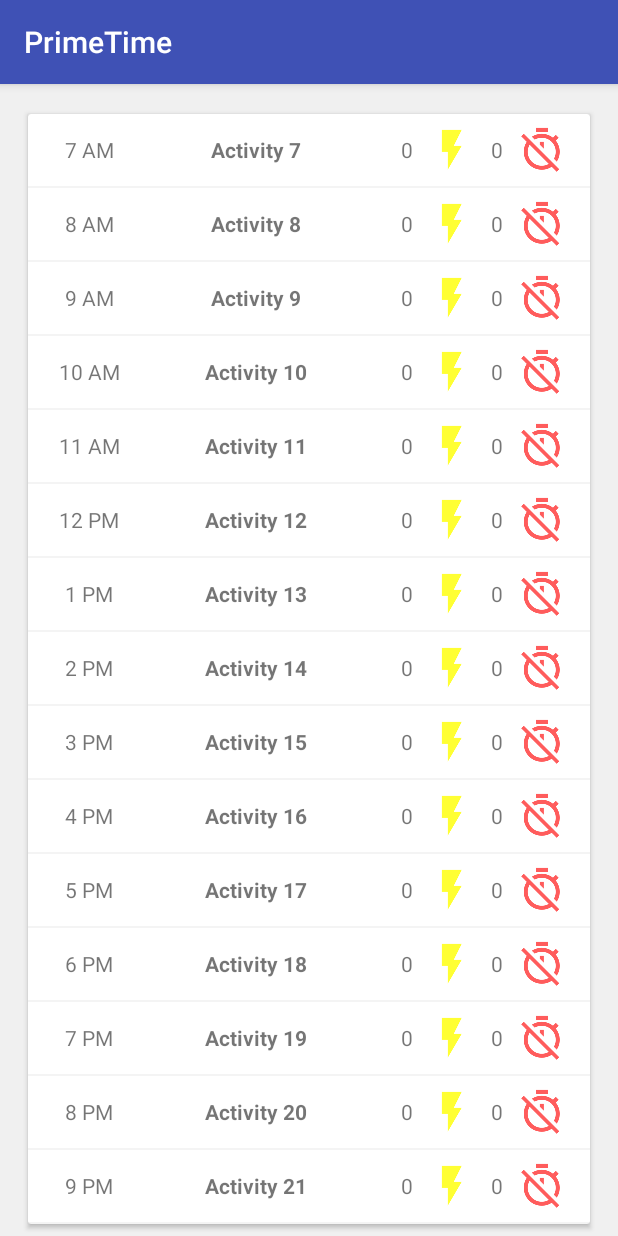
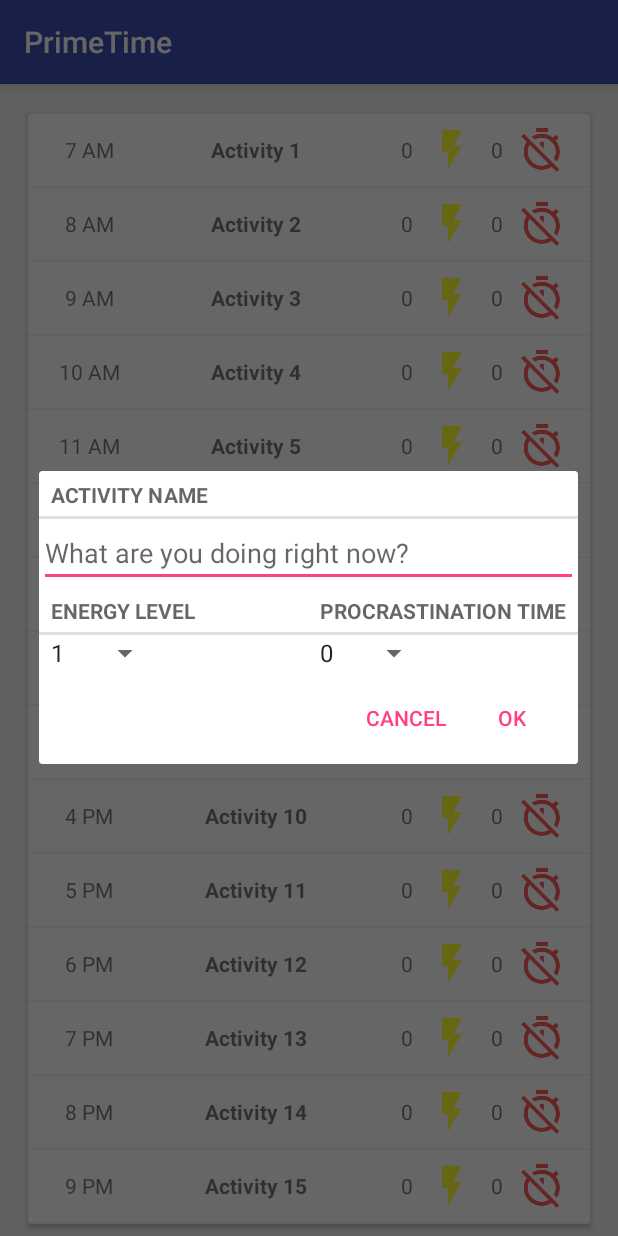
Before and after one commit to ohjoseph/PrimeTime, an Android app: the screen it shows after launch (MainActivity), after a tap on an icon or button, on a phone screen of 412 x 824 dp. Run offline under Robolectric (Android 15) with nearby library versions, the phone set to English and light mode, and no system bars.

Commit message:
Add Dialog Fragment

```diff
--- a/app/build.gradle
+++ b/app/build.gradle
@@ -29,11 +29,11 @@ dependencies {
     compile fileTree(include: ['*.jar'], dir: 'libs')
     compile 'com.android.support.constraint:constraint-layout:1.0.0-alpha1'
     compile 'com.android.support:support-v4:22.2.1'
+    compile 'com.android.support:recyclerview-v7:22.1.0'
+    compile 'com.android.support:cardview-v7:22.2.1'
+    compile 'com.android.support:appcompat-v7:22.2.1'
     testCompile 'junit:junit:4.12'
     androidTestCompile 'com.android.support.test.espresso:espresso-core:2.2.2'
     androidTestCompile 'com.android.support.test:runner:0.5'
     androidTestCompile 'com.android.support:support-annotations:22.2.1'
-    compile 'com.android.support:recyclerview-v7:23.4.0'
-    compile 'com.android.support:cardview-v7:22.2.1'
-    compile 'com.android.support:appcompat-v7:22.2.1'
 }
--- a/app/src/main/java/com/practice/android/primetime/TimeLab.java
+++ b/app/src/main/java/com/practice/android/primetime/TimeLab.java
@@ -46,7 +46,9 @@ public class TimeLab {
      ******/
     public void addTimeSlot(TimeSlot slot) {
         ContentValues values = slot.toContentValues();
-        mDatabase.insert(TimeTable.NAME, null, values);
+
+        // Add to database
+        mDatabase.insertOrThrow(TimeTable.NAME, null, values);
     }
 
     public void updateTimeSlot(TimeSlot slot) {
@@ -54,6 +56,7 @@ public class TimeLab {
         String timeString = slot.getTime() + "";
         ContentValues values = slot.toContentValues();
 
+        // Update the database
         mDatabase.update(TimeTable.NAME,
                 values,
                 TimeTable.Cols.DAY_ID + " = ? AND " + TimeTable.Cols.TIME + " = ?",
@@ -82,10 +85,12 @@ public class TimeLab {
     public List<TimeSlot> getTimeSlots(UUID dayId) {
         List<TimeSlot> slots = new ArrayList<>();
 
+        // Format the query
         String whereClause = TimeTable.Cols.DAY_ID + " = ?";
         String[] whereArgs = new String[] {dayId.toString()};
         TimeCursorWrapper cursor = queryTimeSlots(whereClause, whereArgs);
 
+        // Return a list of all TimeSlots for that day
         try {
             cursor.moveToFirst();
             while (!cursor.isAfterLast()) {
@@ -117,11 +122,11 @@ public class TimeLab {
     private void makeHours() {
         UUID dayId = TimeSlot.TODAY_ID;
         for (int i = 7; i <= 23; i++) {
-            TimeSlot ts = new TimeSlot(dayId, i, "Activity " + i);
+            TimeSlot ts = new TimeSlot(dayId, i, "Activity " + (i-6));
             addTimeSlot(ts);
         }
         for (int i = 0; i < 7; i++) {
-            TimeSlot ts = new TimeSlot(dayId, i, "Activity " + i);
+            TimeSlot ts = new TimeSlot(dayId, i, "Activity " + (i+18));
             addTimeSlot(ts);
         }
     }
--- a/app/src/main/java/com/practice/android/primetime/TimeListFragment.java
+++ b/app/src/main/java/com/practice/android/primetime/TimeListFragment.java
@@ -4,6 +4,7 @@ import android.content.Context;
 import android.net.Uri;
 import android.os.Bundle;
 import android.support.v4.app.Fragment;
+import android.support.v4.app.FragmentManager;
 import android.support.v7.widget.LinearLayoutManager;
 import android.support.v7.widget.RecyclerView;
 import android.view.LayoutInflater;
@@ -15,6 +16,8 @@ import android.widget.Toast;
 import java.util.List;
 
 public class TimeListFragment extends Fragment {
+    public static final int REQUEST_TIME_SLOT = 0;
+    private static final String DIALOG_TIME_SLOT = "dialog_time_slot";
 
     private RecyclerView mRecyclerView;
     private TimeAdapter mAdapter;
@@ -46,12 +49,24 @@ public class TimeListFragment extends Fragment {
         return v;
     }
 
+    @Override
+    public void onPause() {
+        super.onPause();
+    }
+
+    @Override
+    public void onResume() {
+        super.onResume();
+        updateUI();
+    }
+
     /*******
      * RecyclerView Classes
      ********/
     private class TimeHolder extends RecyclerView.ViewHolder
             implements View.OnClickListener {
 
+        private TimeSlot mTimeSlot;
         private TextView mTimeTextView;
         private TextView mActivityTextView;
         private TextView mEnergyTextView;
@@ -72,6 +87,7 @@ public class TimeListFragment extends Fragment {
         }
 
         public void bindTimeHolder(TimeSlot timeSlot) {
+            mTimeSlot = timeSlot;
             mTimeTextView.setText(timeSlot.getTimeString());
             mActivityTextView.setText(timeSlot.getActivity());
             mEnergyTextView.setText("" + timeSlot.getEnergy());
@@ -80,8 +96,11 @@ public class TimeListFragment extends Fragment {
 
         @Override
         public void onClick(View view) {
-            // Do nothing yet
-            Toast.makeText(getActivity(), "Hello", Toast.LENGTH_SHORT).show();
+            // Open the TimeSlot dialog
+            FragmentManager fm = getFragmentManager();
+            TimeSlotDialog dialogFrag = TimeSlotDialog.newInstance(mTimeSlot);
+            dialogFrag.setTargetFragment(TimeListFragment.this, REQUEST_TIME_SLOT);
+            dialogFrag.show(fm, DIALOG_TIME_SLOT);
         }
     }
 
--- /dev/null
+++ b/app/src/main/java/com/practice/android/primetime/TimeSlotDialog.java
@@ -0,0 +1,87 @@
+package com.practice.android.primetime;
+
+import android.app.Activity;
+import android.app.Dialog;
+import android.content.Context;
+import android.net.Uri;
+import android.os.Bundle;
+import android.support.v4.app.DialogFragment;
+import android.support.v4.app.Fragment;
+import android.support.v7.app.AlertDialog;
+import android.view.LayoutInflater;
+import android.view.View;
+import android.view.ViewGroup;
+import android.widget.ArrayAdapter;
+import android.widget.EditText;
+import android.widget.Spinner;
+
+import java.util.UUID;
+
+public class TimeSlotDialog extends DialogFragment {
+    private static final String ARG_DAY_ID = "arg_day_id";
+    private static final String ARG_TIME = "arg_time";
+    private static final String ARG_ACTIVITY = "arg_activity";
+    private static final String ARG_ENERGY = "arg_energy";
+    private static final String ARG_PROCRASTINATION = "arg_procrastination";
+
+    private EditText mActivityEditText;
+    private Spinner mEnergySpinner;
+    private Spinner mProcrastinationSpinner;
+
+    public static TimeSlotDialog newInstance(TimeSlot slot) {
+        // Create and return fragment with arguments
+        TimeSlotDialog fragment = new TimeSlotDialog();
+        Bundle args = createArgs(slot);
+        fragment.setArguments(args);
+        return fragment;
+    }
+
+    private static Bundle createArgs(TimeSlot slot) {
+        Bundle args = new Bundle();
+        args.putSerializable(ARG_DAY_ID, slot.getDayId());
+        args.putInt(ARG_TIME, slot.getTime());
+        args.putString(ARG_ACTIVITY, slot.getActivity());
+        args.putInt(ARG_ENERGY, slot.getEnergy());
+        args.putInt(ARG_PROCRASTINATION, slot.getProcrastinationTime());
+
+        return args;
+    }
+
+    @Override
+    public Dialog onCreateDialog(Bundle savedInstanceState) {
+        // Get argument data
+        Bundle args = getArguments();
+        UUID dayId = (UUID) args.getSerializable(ARG_DAY_ID);
+        int time = args.getInt(ARG_TIME);
+        String activity = args.getString(ARG_ACTIVITY);
+        int energy = args.getInt(ARG_ENERGY);
+        int procrastination = args.getInt(ARG_PROCRASTINATION);
+
+        // Inflate view and bind widgets
+        View v = LayoutInflater.from(getActivity()).inflate(R.layout.dialog_time_slot, null);
+        mActivityEditText = (EditText) v.findViewById(R.id.dialog_activity_editText);
+        mEnergySpinner = (Spinner) v.findViewById(R.id.energy_spinner);
+        mProcrastinationSpinner = (Spinner) v.findViewById(R.id.procrastination_spinner);
+
+        // Initialize energy spinner
+        ArrayAdapter<CharSequence> energyAdapter = ArrayAdapter.createFromResource(
+                getActivity(), R.array.energy_level_array,
+                android.R.layout.simple_spinner_item);
+        energyAdapter.setDropDownViewResource(android.R.layout.simple_spinner_dropdown_item);
+        mEnergySpinner.setAdapter(energyAdapter);
+
+        // Initalize procrastination spinner
+        ArrayAdapter<CharSequence> procrastAdapter = ArrayAdapter.createFromResource(
+                getActivity(), R.array.procrastination_time_array,
+                android.R.layout.simple_spinner_item);
+        procrastAdapter.setDropDownViewResource(android.R.layout.simple_spinner_dropdown_item);
+        mProcrastinationSpinner.setAdapter(procrastAdapter);
+
+        // Return created dialog
+        return new AlertDialog.Builder(getActivity())
+                .setView(v)
+                .setPositiveButton(android.R.string.ok, null)
+                .setNegativeButton(android.R.string.cancel, null)
+                .create();
+    }
+}
--- /dev/null
+++ b/app/src/main/res/layout/dialog_time_slot.xml
@@ -0,0 +1,65 @@
+<LinearLayout xmlns:android="http://schemas.android.com/apk/res/android"
+             xmlns:tools="http://schemas.android.com/tools"
+             android:layout_width="match_parent"
+             android:layout_height="match_parent"
+              android:orientation="vertical"
+             tools:context="com.practice.android.primetime.TimeSlotDialog">
+
+    <TextView
+        android:text="@string/activity_title"
+        style="?android:listSeparatorTextViewStyle"
+        android:layout_width="match_parent"
+        android:layout_height="wrap_content"/>
+
+    <EditText
+        android:id="@+id/dialog_activity_editText"
+        android:hint="@string/activity_hint"
+        android:layout_width="match_parent"
+        android:layout_height="wrap_content"/>
+
+    <LinearLayout
+        android:orientation="horizontal"
+        android:layout_width="match_parent"
+        android:layout_height="wrap_content">
+
+        <LinearLayout
+            android:layout_width="0dp"
+            android:layout_height="match_parent"
+            android:orientation="vertical"
+            android:layout_weight="1">
+
+            <TextView
+                android:text="@string/energy_title"
+                style="?android:listSeparatorTextViewStyle"
+                android:layout_width="match_parent"
+                android:layout_height="wrap_content"/>
+
+            <Spinner
+                android:id="@+id/energy_spinner"
+                android:layout_width="wrap_content"
+                android:layout_height="wrap_content"/>
+
+        </LinearLayout>
+
+        <LinearLayout
+            android:layout_width="0dp"
+            android:layout_height="match_parent"
+            android:orientation="vertical"
+            android:layout_weight="1">
+
+            <TextView
+                android:text="@string/procrastination_title"
+                style="?android:listSeparatorTextViewStyle"
+                android:layout_width="match_parent"
+                android:layout_height="wrap_content"/>
+
+            <Spinner
+                android:id="@+id/procrastination_spinner"
+                android:layout_width="wrap_content"
+                android:layout_height="wrap_content"/>
+
+        </LinearLayout>
+
+    </LinearLayout>
+
+</LinearLayout>
--- a/app/src/main/res/values/strings.xml
+++ b/app/src/main/res/values/strings.xml
@@ -1,6 +1,31 @@
 <resources>
     <string name="app_name">PrimeTime</string>
 
-    <!-- TODO: Remove or change this placeholder text -->
-    <string name="hello_blank_fragment">Hello blank fragment</string>
+    <string name="activity_title">Activity Name</string>
+    <string name="energy_title">Energy Level</string>
+    <string name="procrastination_title">Procrastination Time</string>
+    <string name="activity_hint">What are you doing right now?</string>
+
+    <string-array name="energy_level_array">
+        <item>1</item>
+        <item>2</item>
+        <item>3</item>
+        <item>4</item>
+        <item>5</item>
+        <item>6</item>
+        <item>7</item>
+        <item>8</item>
+        <item>9</item>
+        <item>10</item>
+    </string-array>
+
+    <string-array name="procrastination_time_array">
+        <item>0</item>
+        <item>10</item>
+        <item>20</item>
+        <item>30</item>
+        <item>40</item>
+        <item>50</item>
+        <item>60</item>
+    </string-array>
 </resources>
```
